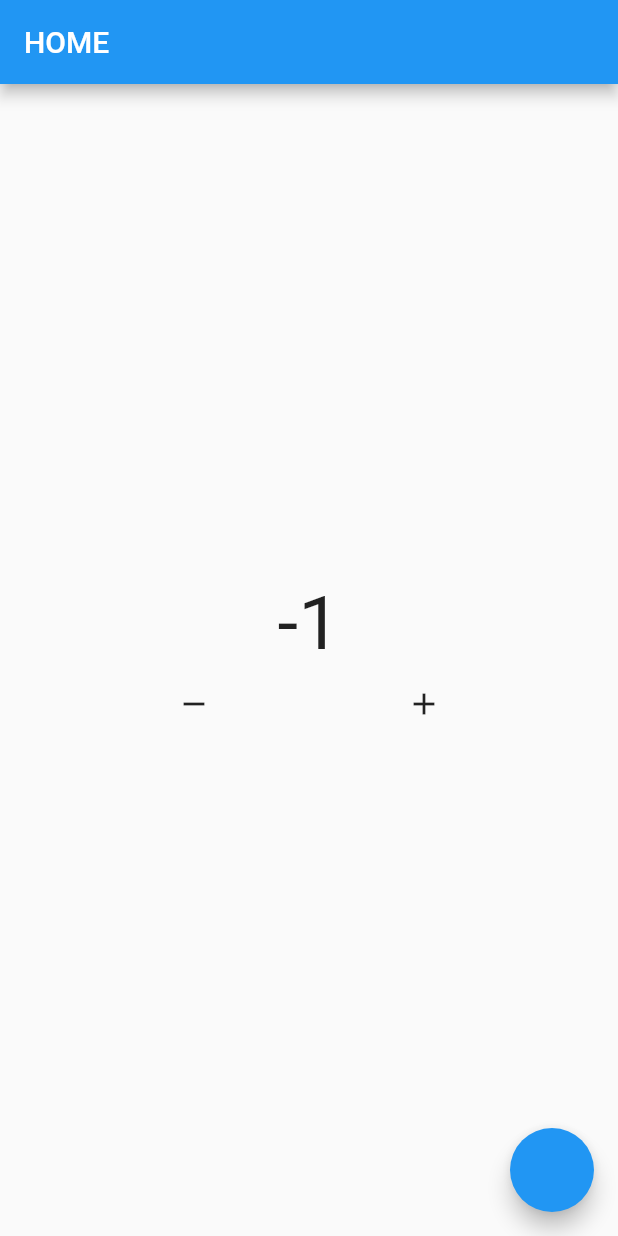
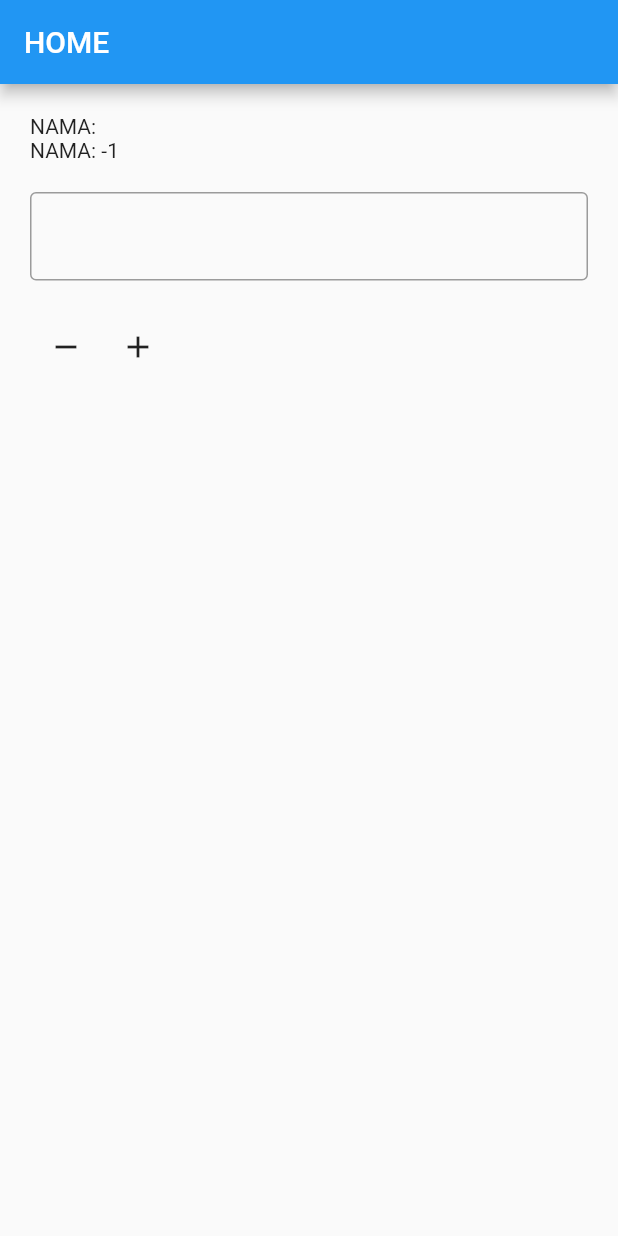
Before and after one commit to irfanzidniofficial/flutter_bloc_state_management, a Flutter app: the screen it shows after launch, after a tap on the "remove" icon, on a phone screen of 412 x 824 dp. Run offline on Flutter 3.47's test engine with Material 2 defaults, Android fonts, the phone set to English and light mode, and no system bars; our stand-ins replace bloc, flutter_bloc.

Commit message:
bloc selector

```diff
--- a/lib/app.dart
+++ /dev/null
@@ -1,22 +0,0 @@
-import 'package:flutter/material.dart';
-import 'package:flutter_bloc/flutter_bloc.dart';
-import 'package:flutter_bloc_state_management/pages/home.dart';
-
-import 'bloc/theme.dart';
-
-class App extends StatelessWidget {
-  const App({super.key});
-
-  @override
-  Widget build(BuildContext context) {
-    return BlocBuilder<ThemeBloc, bool>(
-      bloc: context.read<ThemeBloc>(),
-      builder: (context, state) {
-        return MaterialApp(
-          theme: state == true ? ThemeData.light() : ThemeData.dark(),
-          home: const HomePage(),
-        );
-      },
-    );
-  }
-}
--- a/lib/bloc/counter.dart
+++ /dev/null
@@ -1,8 +0,0 @@
-import 'package:bloc/bloc.dart';
-
-class CounterBloc extends Cubit<int> {
-  CounterBloc() : super(0);
-
-  void add() => emit(state + 1);
-  void remove() => emit(state - 1);
-}
--- a/lib/bloc/theme.dart
+++ /dev/null
@@ -1,9 +0,0 @@
-import 'package:bloc/bloc.dart';
-
-class ThemeBloc extends Cubit<bool> {
-  // true => light
-  // false => dark
-  ThemeBloc() : super(true);
-
-  void changeTheme() => emit(!state);
-}
--- /dev/null
+++ b/lib/bloc/user.dart
@@ -0,0 +1,19 @@
+import 'package:bloc/bloc.dart';
+
+class UserBloc extends Cubit<Map<String, dynamic>> {
+  UserBloc() : super({"name": "", "age": 0});
+
+  void changeName(String newName) {
+    emit({
+      "name": newName,
+      "age": state["age"],
+    });
+  }
+
+  void changeAge(int newAge) {
+    emit({
+      "name": state["name"],
+      "age": newAge,
+    });
+  }
+}
--- a/lib/main.dart
+++ b/lib/main.dart
@@ -1,8 +1,7 @@
 import 'package:flutter/material.dart';
 import 'package:flutter_bloc/flutter_bloc.dart';
-import 'package:flutter_bloc_state_management/bloc/counter.dart';
-import 'package:flutter_bloc_state_management/bloc/theme.dart';
-import 'package:flutter_bloc_state_management/app.dart';
+import 'package:flutter_bloc_state_management/bloc/user.dart';
+import 'package:flutter_bloc_state_management/pages/home.dart';
 
 void main() {
   runApp(const MyApp());
@@ -13,16 +12,11 @@
 
   @override
   Widget build(BuildContext context) {
-    return MultiBlocProvider(
-      providers: [
-        BlocProvider(
-          create: (context) => CounterBloc(),
-        ),
-        BlocProvider(
-          create: (context) => ThemeBloc(),
-        ),
-      ],
-      child: const App(),
+    return MaterialApp(
+      home: BlocProvider(
+        create: (context) => UserBloc(),
+        child: const HomePage(),
+      ),
     );
   }
 }
--- a/lib/pages/home.dart
+++ b/lib/pages/home.dart
@@ -1,86 +1,71 @@
 import 'package:flutter/material.dart';
 import 'package:flutter_bloc/flutter_bloc.dart';
-import 'package:flutter_bloc_state_management/bloc/counter.dart';
-import 'package:flutter_bloc_state_management/bloc/theme.dart';
+import 'package:flutter_bloc_state_management/bloc/user.dart';
 
 class HomePage extends StatelessWidget {
   const HomePage({super.key});
 
   @override
   Widget build(BuildContext context) {
-    CounterBloc myCounter = context.read<CounterBloc>();
-    ThemeBloc myTheme = context.read<ThemeBloc>();
+    UserBloc userBloc = context.read<UserBloc>();
     return Scaffold(
       appBar: AppBar(
         title: const Text('HOME'),
       ),
-      body: Center(
-        child: Column(
-          mainAxisSize: MainAxisSize.min,
+      body: ListView(
+        padding: const EdgeInsets.all(20),
         children: [
-            MultiBlocListener(
-              listeners: [
-                // BUAT LISTEN TEMA BLOC
-                BlocListener<ThemeBloc, bool>(
-                  listener: (context, state) {
-                    ScaffoldMessenger.of(context).showSnackBar(
-                      const SnackBar(
-                        content: Text('TEMA GELAP AKTIF'),
-                        duration: Duration(seconds: 1),
-                      ),
-                    );
-                  },
-                  listenWhen: (previous, current) {
-                    if (current == false) {
-                      return true;
-                    } else {
-                      return false;
-                    }
+          // BlocBuilder<UserBloc, Map<String, dynamic>>(
+          //   bloc: userBloc,
+          //   builder: (context, state) {
+          //     print('TEXT NAME => BUILD');
+          //     return Text("NAMA: ${state['name']}");
+          //   },
+          // ),
+          // BlocBuilder<UserBloc, Map<String, dynamic>>(
+          //   bloc: userBloc,
+          //   builder: (context, state) {
+          //     print('TEXT UMUR => BUILD');
+          //     return Text("UMUR: ${state['age']} Tahun");
+          //   },
+          // ),
+          BlocSelector<UserBloc, Map<String, dynamic>, String>(
+            selector: (state) => state['name'],
+            builder: (context, state) {
+              print('TEXT NAME => BUILD');
+              return Text("NAMA: $state");
             },
           ),
-                // BUAT LISTEN COUNTER BLOC
-                BlocListener<CounterBloc, int>(
-                  listener: (context, state) {
-                    ScaffoldMessenger.of(context).showSnackBar(
-                      const SnackBar(
-                        content: Text('DI ATAS 10'),
-                        duration: Duration(seconds: 1),
-                      ),
-                    );
-                  },
-                  listenWhen: (previous, current) {
-                    if (current > 10) {
-                      return true;
-                    } else {
-                      return false;
-                    }
+          BlocSelector<UserBloc, Map<String, dynamic>, int>(
+            selector: (state) => state['age'],
+            builder: (context, state) {
+              print('TEXT UMUR => BUILD');
+              return Text("NAMA: $state");
             },
           ),
-              ],
-              child: BlocBuilder<CounterBloc, int>(
-                bloc: myCounter,
-                builder: (context, state) {
-                  return Text(
-                    '$state',
-                    style: const TextStyle(
-                      fontSize: 50,
+          const SizedBox(
+            height: 20,
           ),
-                  );
-                },
+          TextField(
+            onChanged: (value) => userBloc.changeName(value),
+            decoration: const InputDecoration(
+              border: OutlineInputBorder(),
             ),
           ),
+          const SizedBox(
+            height: 20,
+          ),
           Row(
-              mainAxisAlignment: MainAxisAlignment.spaceEvenly,
             children: [
               IconButton(
                 onPressed: () {
-                    myCounter.remove();
+                  userBloc.changeAge(userBloc.state["age"] - 1);
                 },
                 icon: const Icon(Icons.remove),
               ),
               IconButton(
                 onPressed: () {
-                    myCounter.add();
+                  userBloc.changeAge(userBloc.state["age"] + 1);
                 },
                 icon: const Icon(Icons.add),
               ),
@@ -88,13 +73,6 @@
           )
         ],
       ),
-      ),
-      floatingActionButton: FloatingActionButton(
-        onPressed: () {
-          // panggil bloc theme
-          myTheme.changeTheme();
-        },
-      ),
     );
   }
 }
```
Lines whose indentation alone changed are shown as unchanged.
